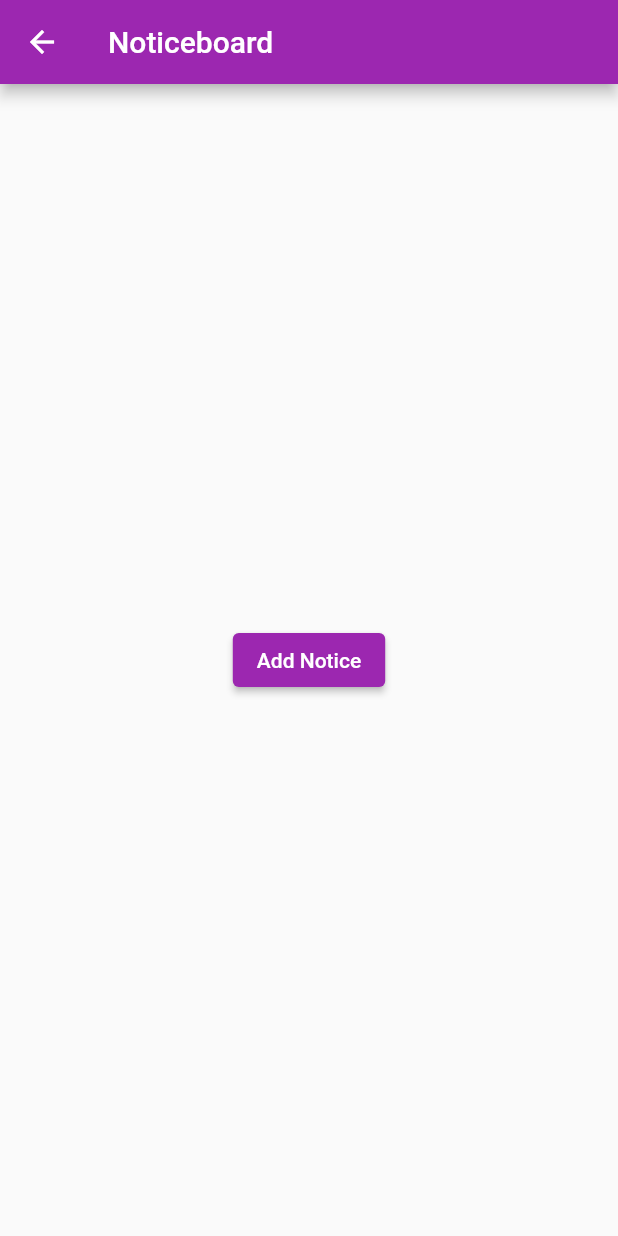
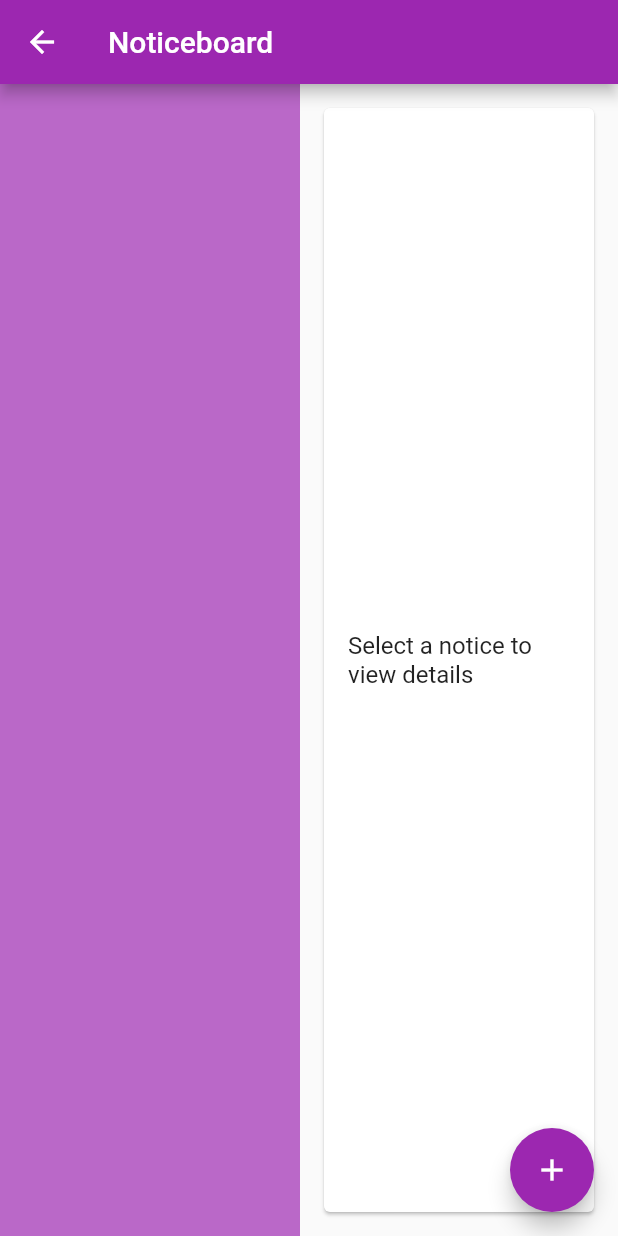
Before and after one commit to succiwaps/CAPS, a Flutter app: the NoticeboardScreen screen opened by its route, on a phone screen of 412 x 824 dp. Run offline on Flutter 3.47's test engine with Material 2 defaults, Android fonts, the light colour scheme and no system bars; our stand-ins replace image_picker, sqflite, table_calendar; accounts and stored records are empty.

Commit message:
working on notice board

```diff
--- a/cap/lib/routes.dart
+++ b/cap/lib/routes.dart
@@ -9,6 +9,6 @@ final Map<String, WidgetBuilder> routes = {
   '/': (context) => const LoginScreen(),
   '/admin_dashboard': (context) => const AdminDashboard(),
   '/calendar': (context) => const CalendarScreen(),
-  '/noticeboard': (context) => const NoticeboardScreen(),
+  '/noticeboard': (context) => NoticeboardScreen(),
   '/news_feed': (context) => const NewsFeedScreen(),
 };
--- a/cap/lib/screens/calendar_screen.dart
+++ b/cap/lib/screens/calendar_screen.dart
@@ -35,7 +35,7 @@ class _CalendarScreenState extends State<CalendarScreen> {
   Future<void> _initializeDatabase() async {
     await EventDatabase.instance.database;
 
-    // Additional logic for your app, such as fetching events from the database
+    // Additional logic for the app, such as fetching events from the database
     // and updating the events list accordingly
   }
 
@@ -246,8 +246,8 @@ class _CalendarScreenState extends State<CalendarScreen> {
                 children: [
                   ElevatedButton(
                     onPressed: _showAddEventDialog,
+
                     // Add event logic
-
                     child: const Text('Add Event'),
                   ),
                   const SizedBox(height: 8.0),
@@ -268,6 +268,8 @@ class _CalendarScreenState extends State<CalendarScreen> {
               ),
             ),
           ),
+
+          //Events list section
           const SizedBox(width: 16.0),
           Expanded(
             flex: 4,
--- a/cap/lib/screens/noticeboard_screen.dart
+++ b/cap/lib/screens/noticeboard_screen.dart
@@ -1,7 +1,138 @@
+import 'dart:io';
+import 'dart:typed_data';
+
 import 'package:flutter/material.dart';
+import 'package:image_picker/image_picker.dart';
+import 'package:pdf/widgets.dart' as pdfWidgets;
 
-class NoticeboardScreen extends StatelessWidget {
+class Notice {
+  final String title;
+  final DateTime publicationDateTime;
+  final String description;
+  final File file;
+
+  Notice({
+    required this.title,
+    required this.publicationDateTime,
+    required this.description,
+    required this.file,
+  });
+}
+
+class NoticeboardScreen extends StatefulWidget {
   const NoticeboardScreen({super.key});
+
+  @override
+  _NoticeboardScreenState createState() => _NoticeboardScreenState();
+}
+
+class _NoticeboardScreenState extends State<NoticeboardScreen> {
+  List<Notice> notices = [];
+
+  File? _selectedFile;
+  Notice? _selectedNotice;
+
+  Future<void> _pickImageOrPdf() async {
+    final ImagePicker picker = ImagePicker();
+    final XFile? pickedFile =
+        await picker.pickImage(source: ImageSource.gallery);
+
+    if (pickedFile != null) {
+      setState(() {
+        _selectedFile = File(pickedFile.path);
+      });
+    }
+  }
+
+  Future<void> _addNotice() async {
+    if (_selectedFile == null) {
+      return;
+    }
+
+    final Notice notice = Notice(
+      title: 'Sample Notice',
+      publicationDateTime: DateTime.now(),
+      description: 'This is a sample notice.',
+      file: _selectedFile!,
+    );
+
+    setState(() {
+      notices.add(notice);
+      _selectedFile = null;
+    });
+  }
+
+  Widget _buildNoticeCard(Notice notice) {
+    return GestureDetector(
+      onTap: () {
+        setState(() {
+          _selectedNotice = notice;
+        });
+      },
+      child: Card(
+        margin: const EdgeInsets.symmetric(horizontal: 16, vertical: 8),
+        color: _selectedNotice == notice ? Colors.purple.shade100 : null,
+        child: ListTile(
+          leading: SizedBox(
+            width: 60,
+            height: 60,
+            child: _getThumbnailWidget(notice.file),
+          ),
+          title: Text(notice.title),
+          subtitle: Column(
+            crossAxisAlignment: CrossAxisAlignment.start,
+            children: [
+              Text(
+                'Publication Time: ${notice.publicationDateTime.toString()}',
+                style: const TextStyle(fontSize: 12),
+              ),
+              Text(
+                'Description: ${notice.description}',
+                style: const TextStyle(fontSize: 12),
+              ),
+            ],
+          ),
+        ),
+      ),
+    );
+  }
+
+  Widget _getThumbnailWidget(File file) {
+    if (file.path.toLowerCase().endsWith('.pdf')) {
+      return FutureBuilder<pdfWidgets.Document>(
+        future: _generatePdfThumbnail(file),
+        builder: (context, snapshot) {
+          if (snapshot.connectionState == ConnectionState.done &&
+              snapshot.hasData) {
+            final pdfWidgets.Document document = snapshot.data!;
+            return Image.memory(
+              document.save() as Uint8List,
+              fit: BoxFit.cover,
+            );
+          }
+          return const CircularProgressIndicator();
+        },
+      );
+    } else {
+      return Image.file(
+        file,
+        fit: BoxFit.cover,
+      );
+    }
+  }
+
+  Future<pdfWidgets.Document> _generatePdfThumbnail(File file) async {
+    final pdfWidgets.Document pdf = pdfWidgets.Document();
+    final pdfWidgets.Page page = pdfWidgets.Page(
+      build: (context) {
+        return pdfWidgets.Center(
+          child: pdfWidgets.Text('PDF Thumbnail'),
+        );
+      },
+    );
+    pdf.addPage(page);
+    return pdf;
+  }
 
   @override
   Widget build(BuildContext context) {
@@ -9,13 +140,69 @@ class NoticeboardScreen extends StatelessWidget {
       appBar: AppBar(
         title: const Text('Noticeboard'),
       ),
-      body: Center(
-        child: ElevatedButton(
-          onPressed: () {
-            // TODO: Implement noticeboard logic
-          },
-          child: const Text('Add Notice'),
-        ),
+      body: Row(
+        children: [
+          Container(
+            color: Colors.purple.shade300,
+            width: 200, // Adjust the width of the notice list as needed
+            child: ListView.builder(
+              itemCount: notices.length,
+              itemBuilder: (context, index) {
+                final notice = notices[index];
+                return _buildNoticeCard(notice);
+              },
+            ),
+          ),
+          Expanded(
+            flex: 2, // Adjust the flex of the card preview as needed
+            child: Card(
+              margin: const EdgeInsets.all(16),
+              child: Padding(
+                padding: const EdgeInsets.all(16.0),
+                child: _selectedNotice != null
+                    ? Column(
+                        crossAxisAlignment: CrossAxisAlignment.stretch,
+                        children: [
+                          _getThumbnailWidget(_selectedNotice!.file),
+                          const SizedBox(height: 16),
+                          Text(
+                            'Title: ${_selectedNotice!.title}',
+                            style: const TextStyle(
+                                fontSize: 16, fontWeight: FontWeight.bold),
+                          ),
+                          const SizedBox(height: 8),
+                          Text(
+                            'Publication Time: ${_selectedNotice!.publicationDateTime.toString()}',
+                            style: const TextStyle(fontSize: 12),
+                          ),
+                          const SizedBox(height: 8),
+                          Text(
+                            'Description: ${_selectedNotice!.description}',
+                            style: const TextStyle(fontSize: 12),
+                          ),
+                          const SizedBox(height: 16),
+                          ElevatedButton(
+                            onPressed: () {
+                              // Handle button click
+                            },
+                            child: const Text('Save Notice'),
+                          ),
+                        ],
+                      )
+                    : const Center(
+                        child: Text(
+                          'Select a notice to view details',
+                          style: TextStyle(fontSize: 16),
+                        ),
+                      ),
+              ),
+            ),
+          ),
+        ],
+      ),
+      floatingActionButton: FloatingActionButton(
+        onPressed: _pickImageOrPdf,
+        child: const Icon(Icons.add),
       ),
     );
   }
--- a/cap/pubspec.yaml
+++ b/cap/pubspec.yaml
@@ -38,6 +38,8 @@ dependencies:
   table_calendar: ^3.0.9
   sqflite: ^2.2.8+2
   path: ^1.8.0
+  image_picker: ^1.0.0
+  pdf: ^3.10.1
 
 dev_dependencies:
   flutter_test:
```
Also changed, not shown: cap/pubspec.lock, 4 other files.
